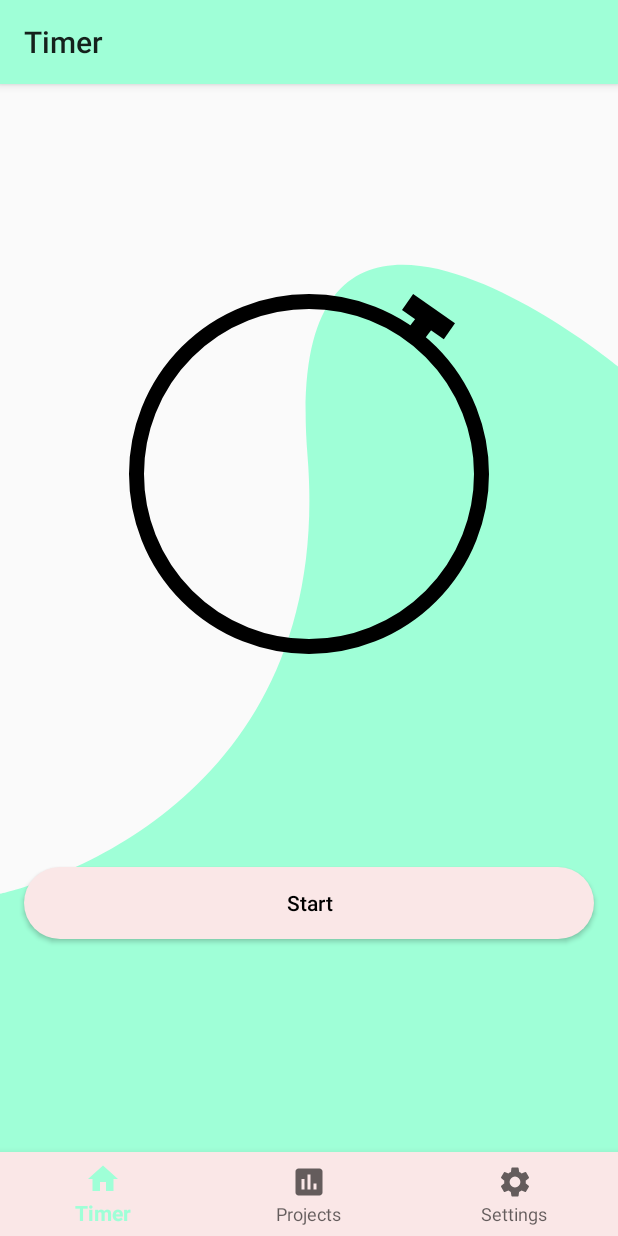
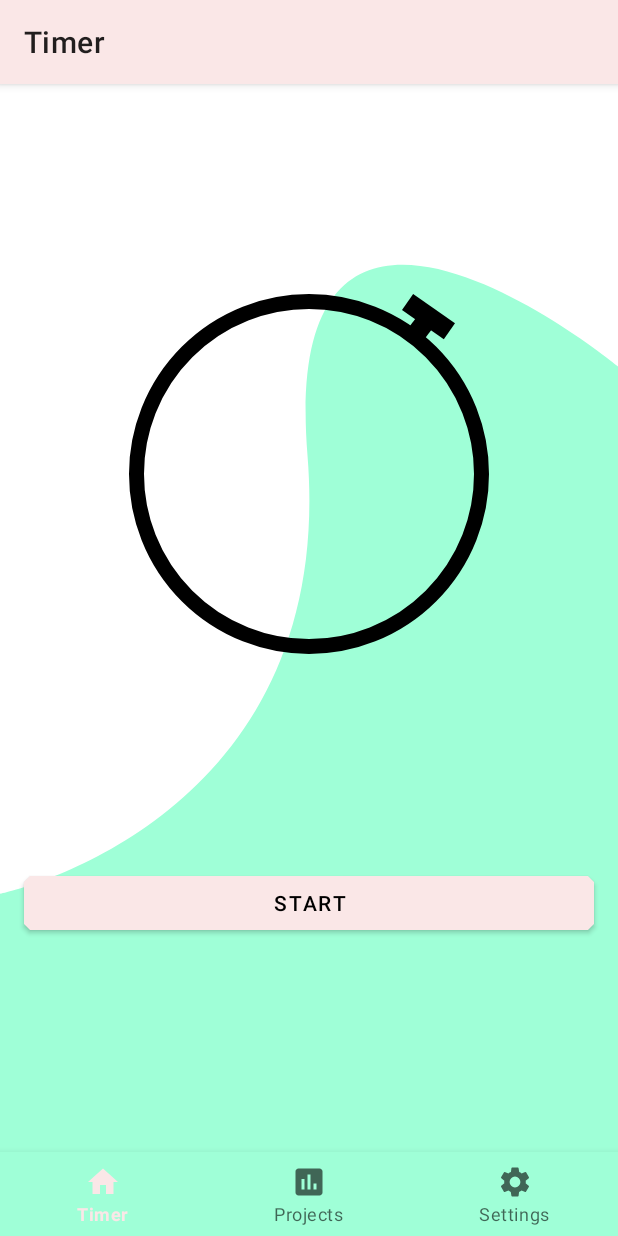
Before and after one commit to dzejkob23/work-tracker, an Android app: the TimerFragment screen opened through its navigation route, on a phone screen of 412 x 824 dp. Run offline under Robolectric (Android 15) with nearby library versions, the phone set to English and light mode, and no system bars; our stand-ins replace navigation-ui.

Commit message:
Update theme from "appCompat" to "material components".

```diff
--- a/app/src/main/AndroidManifest.xml
+++ b/app/src/main/AndroidManifest.xml
@@ -9,7 +9,7 @@
         android:label="@string/app_name"
         android:roundIcon="@mipmap/ic_launcher_round"
         android:supportsRtl="true"
-        android:theme="@style/AppTheme">
+        android:theme="@style/Theme.App">
         <activity android:name=".activity.MainActivity">
             <intent-filter>
                 <action android:name="android.intent.action.MAIN" />
--- a/app/src/main/res/color/selector_button_primary_text.xml
+++ /dev/null
@@ -1,5 +0,0 @@
-<?xml version="1.0" encoding="utf-8"?>
-<selector xmlns:android="http://schemas.android.com/apk/res/android" >
-    <item android:color="@color/colorText" android:state_enabled="true" />
-    <item android:color="@color/colorTextDisabled"/>
-</selector>
--- a/app/src/main/res/drawable/selector_button_primary.xml
+++ /dev/null
@@ -1,5 +0,0 @@
-<?xml version="1.0" encoding="utf-8"?>
-<selector xmlns:android="http://schemas.android.com/apk/res/android" >
-    <item android:drawable="@drawable/shape_button_primary" android:state_enabled="true" />
-    <item android:drawable="@drawable/shape_button_disabled"/>
-</selector>
--- a/app/src/main/res/drawable/shape_button_disabled.xml
+++ /dev/null
@@ -1,10 +0,0 @@
-<?xml version="1.0" encoding="utf-8"?>
-<ripple xmlns:android="http://schemas.android.com/apk/res/android"
-    android:color="@color/colorButtonBackgroundDisabled">
-    <item>
-        <shape android:shape="rectangle">
-            <corners android:radius="@dimen/button_radius" />
-            <solid android:color="@color/colorButtonBackgroundDisabled" />
-        </shape>
-    </item>
-</ripple>
--- a/app/src/main/res/drawable/shape_button_primary.xml
+++ /dev/null
@@ -1,10 +0,0 @@
-<?xml version="1.0" encoding="utf-8"?>
-<ripple xmlns:android="http://schemas.android.com/apk/res/android"
-    android:color="@color/colorButtonBackgroundPrimaryRipple">
-    <item>
-        <shape android:shape="rectangle">
-            <corners android:radius="@dimen/button_radius" />
-            <solid android:color="@color/colorButtonBackgroundPrimary" />
-        </shape>
-    </item>
-</ripple>
--- a/app/src/main/res/layout/fragment_timer.xml
+++ b/app/src/main/res/layout/fragment_timer.xml
@@ -90,7 +90,6 @@
         android:layout_width="@dimen/size_0"
         android:layout_height="wrap_content"
         android:text="@string/button_restart"
-        android:layout_marginTop="@dimen/size_2"
         android:layout_marginStart="@dimen/screen_horizontal_padding"
         android:layout_marginEnd="@dimen/screen_horizontal_padding"
         app:layout_constraintTop_toBottomOf="@id/buttonContinue"
@@ -103,7 +102,6 @@
         android:layout_width="@dimen/size_0"
         android:layout_height="wrap_content"
         android:text="@string/button_save"
-        android:layout_marginTop="@dimen/size_2"
         android:layout_marginStart="@dimen/screen_horizontal_padding"
         android:layout_marginEnd="@dimen/screen_horizontal_padding"
         app:layout_constraintTop_toBottomOf="@id/buttonRestart"
--- a/app/src/main/res/values/colors.xml
+++ b/app/src/main/res/values/colors.xml
@@ -4,15 +4,11 @@
     <color name="white">#FFFFFF</color>
     <color name="transparent">#FFFFFFFF</color>
 
-    <color name="colorPrimary">#9FFFD7</color>
-    <color name="colorPrimaryDark">#009688</color>
-    <color name="colorAccent">#FAE7E7</color>
+    <color name="colorPrimary">#FAE7E7</color>
+    <color name="colorPrimaryDark">#EFADAD</color>
+    <color name="colorAccent">#9FFFD7</color>
 
     <color name="colorText">@color/black</color>
     <color name="colorTextDisabled">#616161</color>
 
-    <color name="colorButtonBackgroundPrimary">@color/colorAccent</color>
-    <color name="colorButtonBackgroundPrimaryRipple">#EFADAD</color>
-    <color name="colorButtonBackgroundDisabled">#979797</color>
-
 </resources>
--- a/app/src/main/res/values/styles.xml
+++ b/app/src/main/res/values/styles.xml
@@ -1,20 +1,22 @@
 <resources>
 
-    <style name="AppTheme" parent="Theme.AppCompat.DayNight">
+    <style name="Theme.App" parent="Theme.MaterialComponents.DayNight">
         <item name="colorPrimary">@color/colorPrimary</item>
         <item name="colorPrimaryDark">@color/colorPrimaryDark</item>
+        <item name="colorOnPrimary">@color/colorText</item>
         <item name="colorAccent">@color/colorAccent</item>
-        <item name="buttonStyle">@style/AppTheme.Button</item>
+        <item name="shapeAppearanceSmallComponent">@style/ShapeAppearance.App.SmallComponent</item>
     </style>
 
-    <style name="AppTheme.Button" parent="Widget.AppCompat.Button.Colored">
-        <item name="android:textAllCaps">false</item>
-        <item name="android:paddingTop">@dimen/button_min_vertical_padding</item>
-        <item name="android:paddingBottom">@dimen/button_min_vertical_padding</item>
-        <item name="android:layout_marginStart">@dimen/screen_horizontal_padding</item>
-        <item name="android:layout_marginEnd">@dimen/screen_horizontal_padding</item>
-        <item name="android:textColor">@color/selector_button_primary_text</item>
-        <item name="android:background">@drawable/selector_button_primary</item>
+    <style name="TextAppearance.App.Button" parent="TextAppearance.MaterialComponents.Button">
+<!--        <item name="fontFamily">@font/rubik</item>-->
+<!--        <item name="android:fontFamily">@font/rubik</item>-->
+    </style>
+
+    <style name="ShapeAppearance.App.SmallComponent" parent="ShapeAppearance.MaterialComponents.SmallComponent">
+        <item name="cornerFamily">cut</item>
+        <item name="cornerSize">4dp</item>
+        <item name="backgroundTint">@color/colorAccent</item>
     </style>
 
     <!--  Text styles  -->
```
